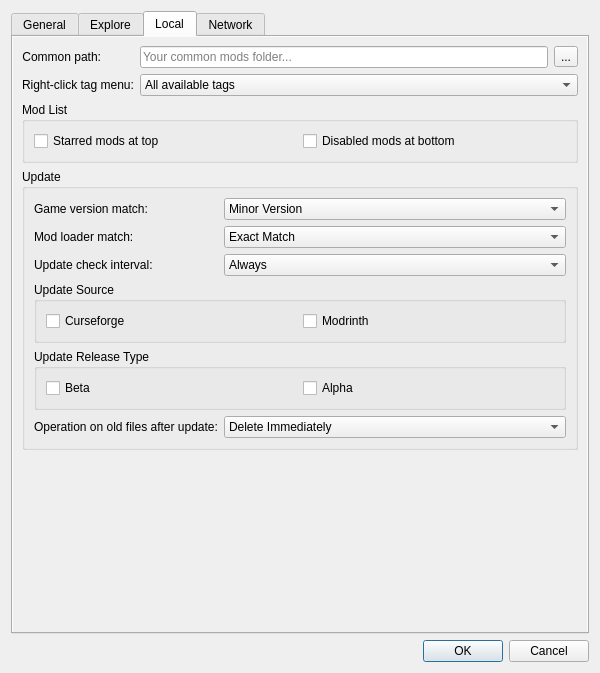
The window that src/ui/preferences.ui (kaniol-lck/modmanager) describes before a commit, drawn with Qt 5.
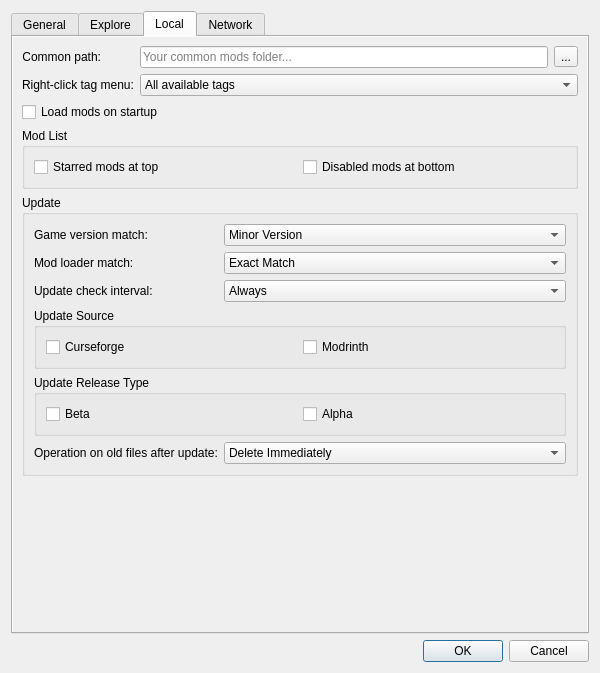
The same window after the commit. The open tabs and pages were chosen to show the change. Icons and pictures are not drawn.

Commit message: not load all mods on startup (#42)

The edit to the form file:
```diff
--- a/src/ui/preferences.ui
+++ b/src/ui/preferences.ui
@@ -453,7 +453,7 @@
             <x>0</x>
             <y>0</y>
             <width>559</width>
-            <height>608</height>
+            <height>642</height>
            </rect>
           </property>
           <layout class="QVBoxLayout" name="verticalLayout_3">
@@ -520,6 +520,13 @@
                </item>
               </widget>
              </item>
+             <item row="2" column="0" colspan="2">
+              <widget class="QCheckBox" name="loadModsOnStartup">
+               <property name="text">
+                <string>Load mods on startup</string>
+               </property>
+              </widget>
+             </item>
             </layout>
            </item>
            <item>
```
Left out of the diff: 2 changed lines with no effect on the pictures. The commit also changes 5 other files.
